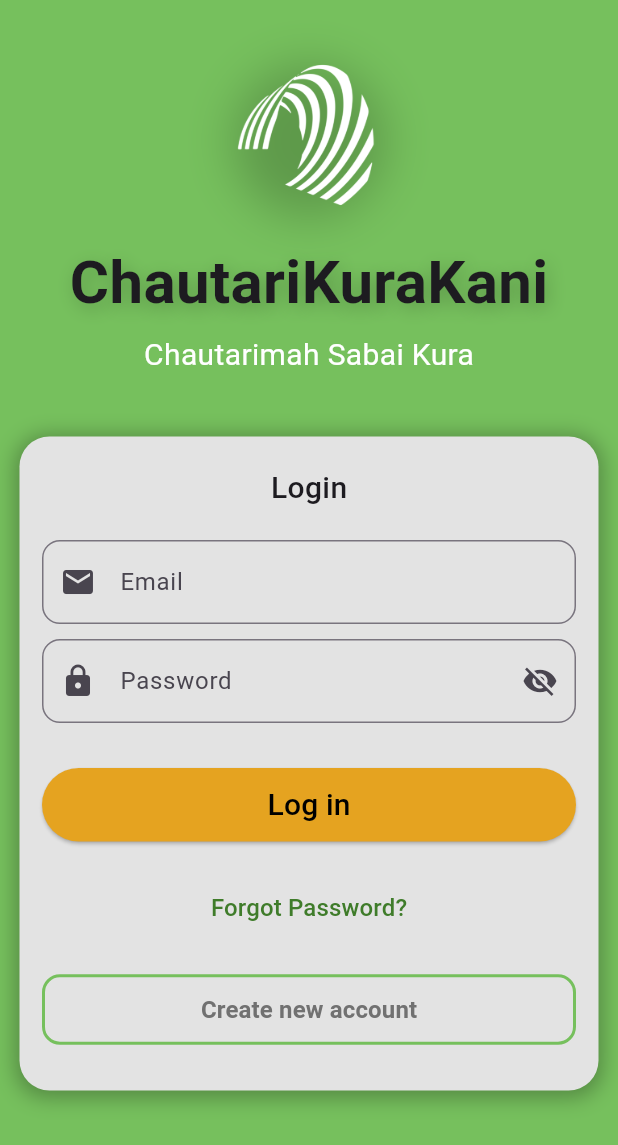
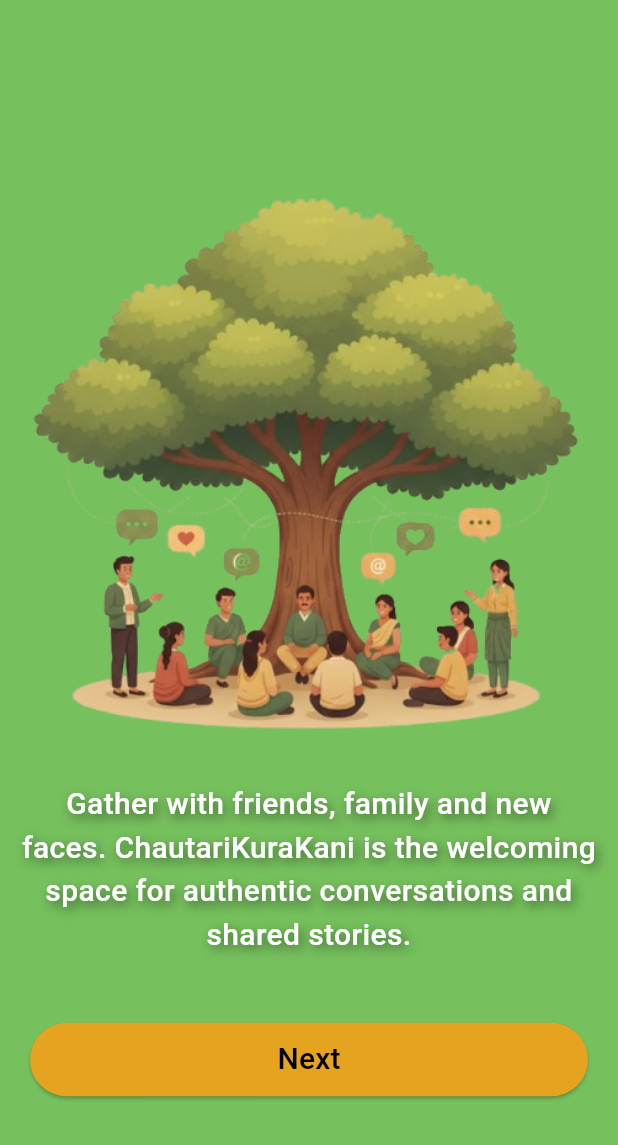
Before and after one commit to aryan123jung/ChautariKuraKani, a Flutter app: the screen it shows after launch, on a phone screen of 412 x 824 dp. Shown: the top 1145 px of the screen. Run offline on Flutter 3.47's test engine with Material 3 defaults, Android fonts, the phone set to English and light mode, and no system bars; our stand-ins replace lottie, pin_code_fields.

Commit message:
on boarding one

```diff
--- a/lib/app.dart
+++ b/lib/app.dart
@@ -1,4 +1,5 @@
-import 'package:chautari_kurakani/screens/splash_screen.dart';
+import 'package:chautari_kurakani/screens/onboarding/onboarding_one.dart';
+// import 'package:chautari_kurakani/screens/splash_screen.dart';
 import 'package:flutter/material.dart';
 
 class App extends StatelessWidget {
@@ -9,7 +10,8 @@
     return MaterialApp(
       color: const Color(0xFF76C05D),
       debugShowCheckedModeBanner: false,
-      home: SplashScreen(),
+      // home: SplashScreen(),
+      home: OnboardingOne(),
     );
   }
 }
--- /dev/null
+++ b/lib/screens/onboarding/onboarding_one.dart
@@ -0,0 +1,59 @@
+import 'package:chautari_kurakani/widgets/my_floating_button.dart';
+import 'package:chautari_kurakani/widgets/my_outline_button.dart';
+import 'package:flutter/material.dart';
+
+class OnboardingOne extends StatefulWidget {
+  const OnboardingOne({super.key});
+
+  @override
+  State<OnboardingOne> createState() => _OnboardingOneState();
+}
+
+class _OnboardingOneState extends State<OnboardingOne> {
+  @override
+  Widget build(BuildContext context) {
+    return Scaffold(
+      backgroundColor: const Color(0xFF76C05D),
+      body: SafeArea(
+        child: Column(
+          children: [
+            SizedBox(height: 100),
+            Image.asset("assets/images/splash_one.png"),
+
+            Padding(
+              padding: const EdgeInsets.all(14.0),
+              child: Text(
+                "Gather with friends, family and new faces. ChautariKuraKani is the welcoming space for authentic conversations and shared stories.",
+                style: TextStyle(
+                  shadows: [
+                    Shadow(
+                      color: Colors.black.withValues(alpha: 0.5),
+                      blurRadius: 9,
+                      offset: const Offset(2, 3),
+                    ),
+                  ],
+                  fontSize: 20,
+                  fontWeight: FontWeight.w500,
+                  color: Colors.white,
+                ),
+                textAlign: TextAlign.center,
+              ),
+            ),
+
+            SizedBox(height: 10),
+
+            Padding(
+              padding: const EdgeInsets.all(20.0),
+              child: MyFloatingButton(
+
+                onPressed: () {},
+                text: "Next",
+                color: const Color.fromARGB(255, 229, 163, 32),
+              ),
+            ),
+          ],
+        ),
+      ),
+    );
+  }
+}
```
Also changed, not shown: lib/screens/home_screen.dart (+64 -0 lines), assets/images/splash_one.png (added), pubspec.lock, 1 other file.
